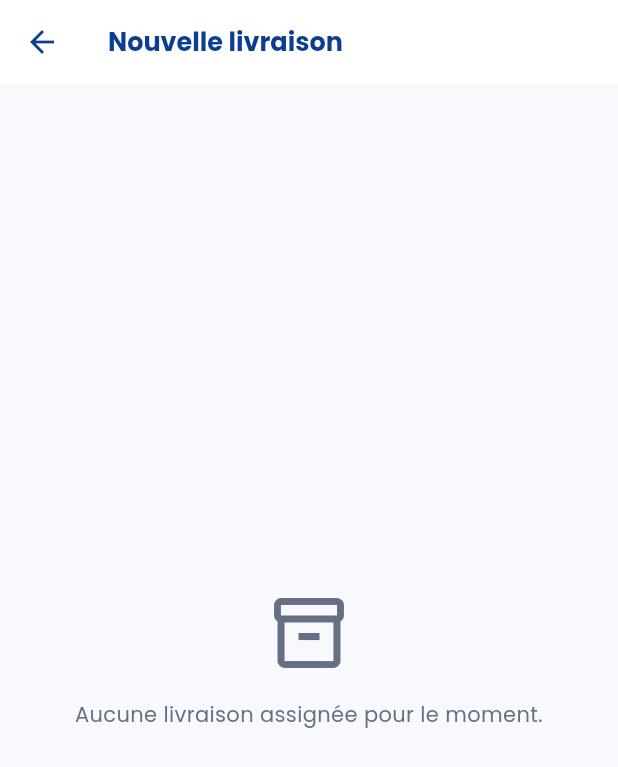
After one commit to mamykalume58-sketch/Delivery-app, a Flutter app: the HomeScreen screen opened directly, after a tap on "Nouvelle livraison", on a phone screen of 412 x 824 dp. The commit adds this screen. Shown: the top 767 px of the screen. Run offline on Flutter 3.47's test engine with Material 3 defaults, Android fonts, the phone set to English and light mode, and no system bars; our stand-ins replace cloud_firestore, firebase_auth, firebase_core, firebase_storage, google_fonts, image_picker; accounts and stored records are empty.

Commit message:
Ajout ecran Nouvelle livraison filtre par driverId, compteur dynamique et navigation depuis accueil

```diff
--- /dev/null
+++ b/lib/models/order_model.dart
@@ -0,0 +1,71 @@
+import 'package:cloud_firestore/cloud_firestore.dart';
+
+/// Reflète orders/{id} — même collection que My-DavidSTORE et le dashboard
+/// admin. Modèle simplifié pour les besoins de l'app livreur (pas tous les
+/// champs, seulement ceux utiles au parcours de livraison).
+class OrderItemModel {
+  final String name;
+  final int quantity;
+
+  const OrderItemModel({required this.name, required this.quantity});
+
+  factory OrderItemModel.fromMap(Map<String, dynamic> map) {
+    return OrderItemModel(
+      name: map['name']?.toString() ?? '',
+      quantity: (map['quantity'] as num?)?.toInt() ?? 1,
+    );
+  }
+}
+
+class OrderModel {
+  final String id;
+  final String orderNumber;
+  final String status;
+  final List<OrderItemModel> items;
+  final Map<String, dynamic> deliveryAddress;
+  final int total;
+  final String paymentMethod;
+  final String paymentStatus;
+  final String? qrCode;
+  final String? pin;
+  final DateTime? createdAt;
+
+  const OrderModel({
+    required this.id,
+    this.orderNumber = '',
+    this.status = 'pending',
+    this.items = const [],
+    this.deliveryAddress = const {},
+    this.total = 0,
+    this.paymentMethod = '',
+    this.paymentStatus = '',
+    this.qrCode,
+    this.pin,
+    this.createdAt,
+  });
+
+  String get clientName => deliveryAddress['name']?.toString() ?? '';
+  String get clientPhone => deliveryAddress['phone']?.toString() ?? '';
+  String get address => deliveryAddress['address']?.toString() ?? '';
+  String get city => deliveryAddress['city']?.toString() ?? '';
+
+  factory OrderModel.fromDoc(DocumentSnapshot<Map<String, dynamic>> doc) {
+    final map = doc.data() ?? {};
+    return OrderModel(
+      id: doc.id,
+      orderNumber: map['orderNumber']?.toString() ?? '',
+      status: map['status']?.toString() ?? 'pending',
+      items: (map['items'] as List?)
+              ?.map((e) => OrderItemModel.fromMap(e as Map<String, dynamic>))
+              .toList() ??
+          const [],
+      deliveryAddress: (map['deliveryAddress'] as Map?)?.cast<String, dynamic>() ?? const {},
+      total: (map['total'] as num?)?.toInt() ?? 0,
+      paymentMethod: map['paymentMethod']?.toString() ?? '',
+      paymentStatus: map['paymentStatus']?.toString() ?? '',
+      qrCode: map['qrCode']?.toString(),
+      pin: map['pin']?.toString(),
+      createdAt: (map['createdAt'] is Timestamp) ? (map['createdAt'] as Timestamp).toDate() : null,
+    );
+  }
+}
--- a/lib/screens/home_screen.dart
+++ b/lib/screens/home_screen.dart
@@ -5,6 +5,8 @@ import '../widgets/bottom_nav.dart';
 import '../services/auth_service.dart';
 import '../services/driver_service.dart';
 import '../models/driver_model.dart';
+import '../services/order_service.dart';
+import 'nouvelle_livraison_screen.dart';
 
 class HomeScreen extends StatefulWidget {
   const HomeScreen({super.key});
@@ -16,6 +18,7 @@ class HomeScreen extends StatefulWidget {
 class _HomeScreenState extends State<HomeScreen> {
   final _authService = AuthService();
   final _driverService = DriverService();
+  final _orderService = OrderService();
 
   // Compteurs de livraisons/gains du jour : à brancher une fois le champ
   // driverId ajouté aux commandes (en attente de validation avec le
@@ -74,13 +77,23 @@ class _HomeScreenState extends State<HomeScreen> {
                         const SizedBox(height: 16),
                         _buildStatsCard(colors),
                         const SizedBox(height: 20),
-                        _buildMenuCard(
-                          colors: colors,
-                          icon: Icons.inventory_2_rounded,
-                          iconBg: colors.interface.withValues(alpha: 0.1),
-                          iconColor: colors.interface,
-                          title: 'Nouvelle livraison',
-                          subtitle: '$newDeliveriesAvailable disponible(s)',
+                        StreamBuilder<List<dynamic>>(
+                          stream: _orderService.watchAssignedOrders(uid),
+                          builder: (context, orderSnapshot) {
+                            final count = orderSnapshot.data?.length ?? 0;
+                            return _buildMenuCard(
+                              colors: colors,
+                              icon: Icons.inventory_2_rounded,
+                              iconBg: colors.interface.withValues(alpha: 0.1),
+                              iconColor: colors.interface,
+                              title: 'Nouvelle livraison',
+                              subtitle: '$count disponible(s)',
+                              onTap: () => Navigator.push(
+                                context,
+                                MaterialPageRoute(builder: (_) => const NouvelleLivraisonScreen()),
+                              ),
+                            );
+                          },
                         ),
                         const SizedBox(height: 12),
                         _buildMenuCard(
@@ -317,8 +330,11 @@ class _HomeScreenState extends State<HomeScreen> {
     required Color iconColor,
     required String title,
     required String subtitle,
+    VoidCallback? onTap,
   }) {
-    return Container(
+    return GestureDetector(
+      onTap: onTap,
+      child: Container(
       padding: const EdgeInsets.all(14),
       decoration: BoxDecoration(
         color: colors.surface,
@@ -365,6 +381,7 @@ class _HomeScreenState extends State<HomeScreen> {
           ),
           Icon(Icons.chevron_right_rounded, color: colors.textGrey),
         ],
+      ),
       ),
     );
   }
--- /dev/null
+++ b/lib/screens/nouvelle_livraison_screen.dart
@@ -0,0 +1,142 @@
+import 'package:flutter/material.dart';
+import '../theme/app_colors.dart';
+import '../services/auth_service.dart';
+import '../services/order_service.dart';
+import '../models/order_model.dart';
+
+const Map<String, String> _statusLabels = {
+  'preparing': 'En préparation',
+  'shipped': 'Expédiée',
+  'in_transit': 'En transit',
+  'out_for_delivery': 'En livraison',
+};
+
+class NouvelleLivraisonScreen extends StatelessWidget {
+  const NouvelleLivraisonScreen({super.key});
+
+  @override
+  Widget build(BuildContext context) {
+    final colors = context.colors;
+    final uid = AuthService().currentUser?.uid;
+
+    return Scaffold(
+      backgroundColor: colors.background,
+      appBar: AppBar(
+        backgroundColor: colors.surface,
+        elevation: 0,
+        title: Text('Nouvelle livraison', style: TextStyle(color: colors.primary, fontWeight: FontWeight.bold, fontSize: 17)),
+        iconTheme: IconThemeData(color: colors.primary),
+      ),
+      body: uid == null
+          ? Center(child: Text('Session expirée.', style: TextStyle(color: colors.textGrey)))
+          : StreamBuilder<List<OrderModel>>(
+              stream: OrderService().watchAssignedOrders(uid),
+              builder: (context, snapshot) {
+                if (snapshot.connectionState == ConnectionState.waiting) {
+                  return const Center(child: CircularProgressIndicator());
+                }
+                final orders = snapshot.data ?? [];
+                if (orders.isEmpty) {
+                  return Center(
+                    child: Padding(
+                      padding: const EdgeInsets.all(24),
+                      child: Column(
+                        mainAxisAlignment: MainAxisAlignment.center,
+                        children: [
+                          Icon(Icons.inventory_2_outlined, size: 56, color: colors.textGrey),
+                          const SizedBox(height: 16),
+                          Text(
+                            "Aucune livraison assignée pour le moment.",
+                            textAlign: TextAlign.center,
+                            style: TextStyle(color: colors.textGrey, fontSize: 14),
+                          ),
+                        ],
+                      ),
+                    ),
+                  );
+                }
+                return ListView.separated(
+                  padding: const EdgeInsets.all(16),
+                  itemCount: orders.length,
+                  separatorBuilder: (_, __) => const SizedBox(height: 12),
+                  itemBuilder: (context, index) {
+                    final order = orders[index];
+                    return Container(
+                      padding: const EdgeInsets.all(16),
+                      decoration: BoxDecoration(
+                        color: colors.surface,
+                        borderRadius: BorderRadius.circular(16),
+                        boxShadow: [
+                          BoxShadow(color: Colors.black.withValues(alpha: 0.03), blurRadius: 8, offset: const Offset(0, 2)),
+                        ],
+                      ),
+                      child: Column(
+                        crossAxisAlignment: CrossAxisAlignment.start,
+                        children: [
+                          Row(
+                            mainAxisAlignment: MainAxisAlignment.spaceBetween,
+                            children: [
+                              Row(
+                                children: [
+                                  Icon(Icons.local_shipping_outlined, color: colors.interface, size: 18),
+                                  const SizedBox(width: 8),
+                                  Text('Commande #${order.orderNumber}', style: TextStyle(fontWeight: FontWeight.bold, color: colors.primary, fontSize: 15)),
+                                ],
+                              ),
+                              Container(
+                                padding: const EdgeInsets.symmetric(horizontal: 8, vertical: 3),
+                                decoration: BoxDecoration(color: colors.interface.withValues(alpha: 0.1), borderRadius: BorderRadius.circular(8)),
+                                child: Text(
+                                  _statusLabels[order.status] ?? order.status,
+                                  style: TextStyle(fontSize: 11, fontWeight: FontWeight.w600, color: colors.interface),
+                                ),
+                              ),
+                            ],
+                          ),
+                          const SizedBox(height: 12),
+                          Row(
+                            children: [
+                              Icon(Icons.person_outline, size: 15, color: colors.textGrey),
+                              const SizedBox(width: 6),
+                              Text(order.clientName, style: TextStyle(fontSize: 13, color: colors.primary)),
+                            ],
+                          ),
+                          const SizedBox(height: 4),
+                          Row(
+                            crossAxisAlignment: CrossAxisAlignment.start,
+                            children: [
+                              Icon(Icons.location_on_outlined, size: 15, color: colors.textGrey),
+                              const SizedBox(width: 6),
+                              Expanded(
+                                child: Text(
+                                  '${order.address}, ${order.city}',
+                                  style: TextStyle(fontSize: 13, color: colors.textGrey),
+                                ),
+                              ),
+                            ],
+                          ),
+                          const SizedBox(height: 12),
+                          SizedBox(
+                            width: double.infinity,
+                            child: ElevatedButton(
+                              onPressed: () {
+                                // TODO: naviguer vers l'écran détail "En cours" une fois construit.
+                              },
+                              style: ElevatedButton.styleFrom(
+                                backgroundColor: colors.interface,
+                                shape: RoundedRectangleBorder(borderRadius: BorderRadius.circular(10)),
+                                padding: const EdgeInsets.symmetric(vertical: 12),
+                              ),
+                              child: const Text('Voir les détails', style: TextStyle(color: Colors.white, fontWeight: FontWeight.w600)),
+                            ),
+                          ),
+                        ],
+                      ),
+                    );
+                  },
+                );
+              },
+            ),
+    );
+  }
+}
--- /dev/null
+++ b/lib/services/order_service.dart
@@ -0,0 +1,34 @@
+import 'package:cloud_firestore/cloud_firestore.dart';
+import '../models/order_model.dart';
+
+/// Interroge la collection orders/ partagée avec My-DavidSTORE et le
+/// dashboard admin, filtrée par driverId pour ne montrer que les commandes
+/// assignées à ce livreur précis.
+class OrderService {
+  final _orders = FirebaseFirestore.instance.collection('orders');
+
+  /// Commandes assignées à ce livreur, pas encore livrées ni annulées.
+  Stream<List<OrderModel>> watchAssignedOrders(String driverId) {
+    return _orders
+        .where('driverId', isEqualTo: driverId)
+        .where('status', whereIn: [
+          'preparing', 'shipped', 'in_transit', 'out_for_delivery',
+        ])
+        .snapshots()
+        .map((snapshot) => snapshot.docs.map(OrderModel.fromDoc).toList());
+  }
+
+  /// Historique complet (toutes les commandes déjà assignées à ce livreur,
+  /// y compris livrées et annulées).
+  Stream<List<OrderModel>> watchOrderHistory(String driverId) {
+    return _orders
+        .where('driverId', isEqualTo: driverId)
+        .orderBy('createdAt', descending: true)
+        .snapshots()
+        .map((snapshot) => snapshot.docs.map(OrderModel.fromDoc).toList());
+  }
+
+  Future<void> updateOrderStatus(String orderId, String status) async {
+    await _orders.doc(orderId).update({'status': status});
+  }
+}
```
